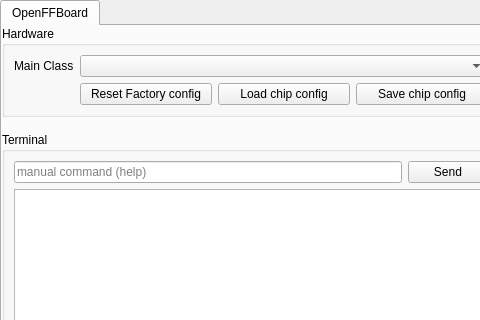
Ultrawipf/OpenFFBoard-configurator, file res/settings_serial.ui: the form before one commit; both pictures show x 0 to 480 and y 0 to 320 of the 588 by 545 pixel window.
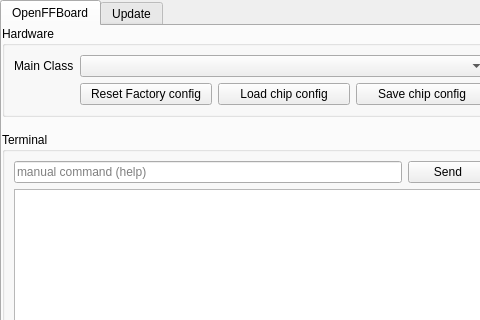
The form after the commit. The open tabs and pages were chosen to show the change.

Commit message: feat: add update tab

What changed in the file:
```diff
--- a/res/settings_serial.ui
+++ b/res/settings_serial.ui
@@ -170,6 +170,11 @@
        </item>
       </layout>
      </widget>
+     <widget class="QWidget" name="tab_2">
+      <attribute name="title">
+       <string>Update</string>
+      </attribute>
+     </widget>
     </widget>
    </item>
   </layout>
```
Left out of the diff: 2 changed lines with no effect on the pictures.
